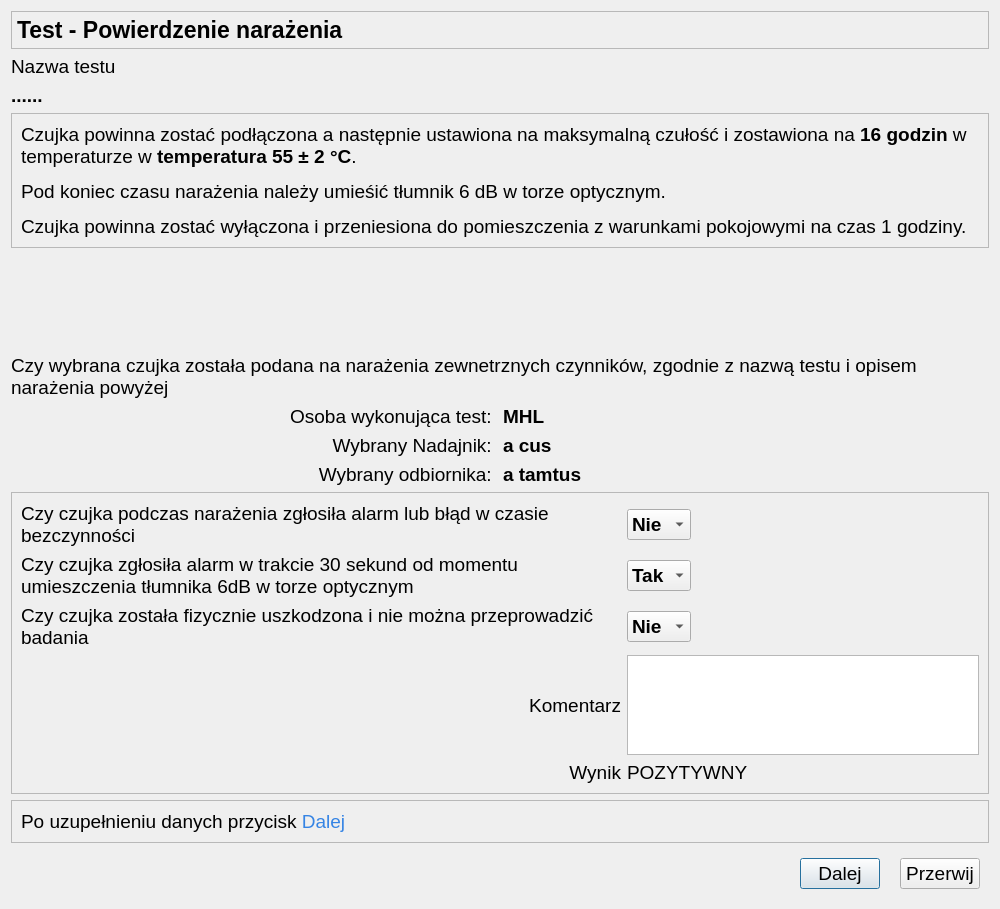
Above: CzujkiLinioweApp/oknopotwierdzenienarazenia.ui from wiacekmarcin/CzujkiLiniowe before the change. Below: the same form after it.
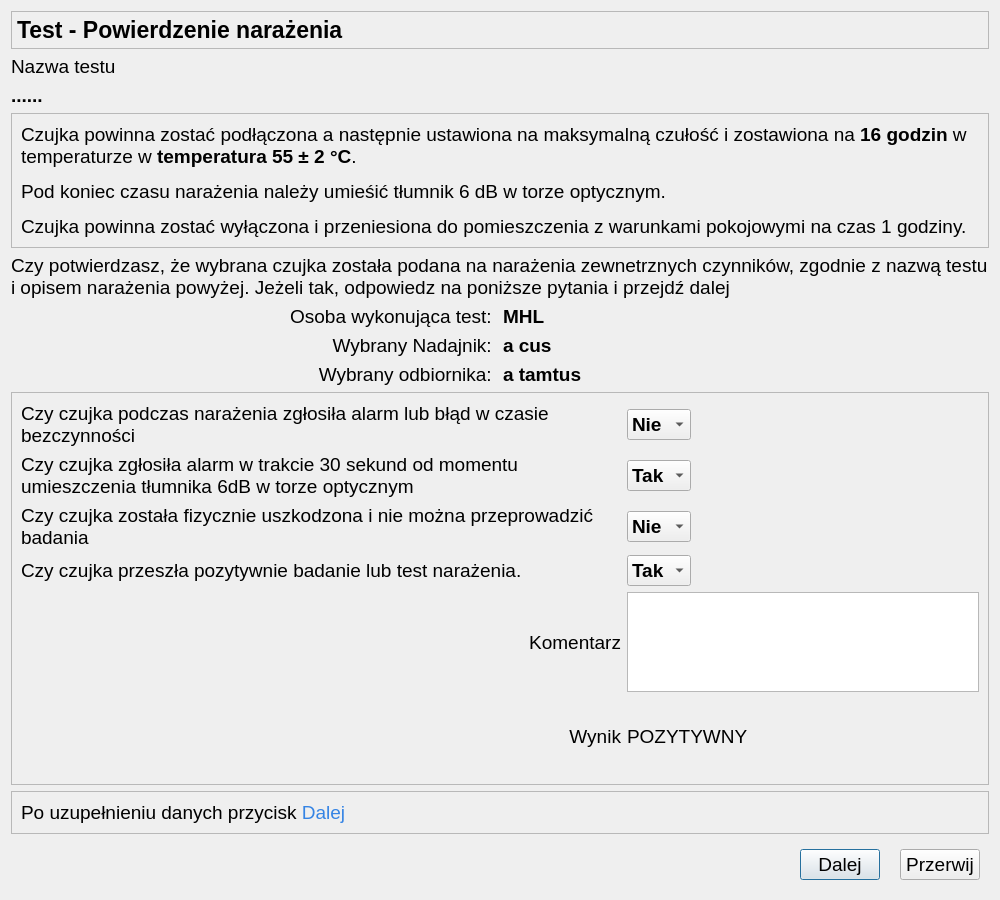
That is the form after the change. Icons and pictures are not drawn.

Commit message: Poprawki i nowy test

Patch:
```diff
--- a/CzujkiLinioweApp/oknopotwierdzenienarazenia.ui
+++ b/CzujkiLinioweApp/oknopotwierdzenienarazenia.ui
@@ -7,7 +7,7 @@
     <x>0</x>
     <y>0</y>
     <width>1000</width>
-    <height>909</height>
+    <height>900</height>
    </rect>
   </property>
   <property name="minimumSize">
@@ -32,37 +32,22 @@
    <string>Parametry Testu - potwierdzenie wykonanych czynności</string>
   </property>
   <layout class="QGridLayout" name="gridLayout">
-   <item row="7" column="0">
-    <widget class="QLabel" name="eTransmitter">
+   <item row="5" column="1">
+    <widget class="QLabel" name="osobaWykonujacaTest">
      <property name="font">
       <font>
        <family>Arial</family>
        <pointsize>14</pointsize>
+       <bold>true</bold>
       </font>
      </property>
      <property name="text">
-      <string>Wybrany Nadajnik: </string>
+      <string>MHL</string>
      </property>
-     <property name="alignment">
-      <set>Qt::AlignRight|Qt::AlignTrailing|Qt::AlignVCenter</set>
-     </property>
     </widget>
    </item>
-   <item row="4" column="0">
-    <spacer name="verticalSpacer">
-     <property name="orientation">
-      <enum>Qt::Vertical</enum>
-     </property>
-     <property name="sizeHint" stdset="0">
-      <size>
-       <width>20</width>
-       <height>40</height>
-      </size>
-     </property>
-    </spacer>
-   </item>
-   <item row="8" column="1">
-    <widget class="QLabel" name="numerReceiver">
+   <item row="6" column="1">
+    <widget class="QLabel" name="numerNadajnika">
      <property name="font">
       <font>
        <family>Arial</family>
@@ -71,10 +56,35 @@
       </font>
      </property>
      <property name="text">
-      <string>a tamtus</string>
+      <string>a cus</string>
      </property>
     </widget>
    </item>
+   <item row="10" column="0" colspan="2">
+    <widget class="QFrame" name="frame_2">
+     <property name="frameShape">
+      <enum>QFrame::StyledPanel</enum>
+     </property>
+     <property name="frameShadow">
+      <enum>QFrame::Raised</enum>
+     </property>
+     <layout class="QHBoxLayout" name="horizontalLayout_2">
+      <item>
+       <widget class="QLabel" name="infonext">
+        <property name="font">
+         <font>
+          <family>Arial</family>
+          <pointsize>14</pointsize>
+         </font>
+        </property>
+        <property name="text">
+         <string>&lt;html&gt;&lt;head/&gt;&lt;body&gt;&lt;p&gt;Po uzupełnieniu danych przycisk&lt;span style=&quot; color:#3584e4;&quot;&gt; Dalej&lt;/span&gt;&lt;/p&gt;&lt;/body&gt;&lt;/html&gt;</string>
+        </property>
+       </widget>
+      </item>
+     </layout>
+    </widget>
+   </item>
    <item row="1" column="0">
     <widget class="QLabel" name="lTestName">
      <property name="font">
@@ -91,35 +101,7 @@
      </property>
     </widget>
    </item>
-   <item row="3" column="0" colspan="2">
-    <widget class="QFrame" name="fr_rozproszoneSwiatlo">
-     <property name="frameShape">
-      <enum>QFrame::StyledPanel</enum>
-     </property>
-     <property name="frameShadow">
-      <enum>QFrame::Raised</enum>
-     </property>
-     <layout class="QHBoxLayout" name="horizontalLayout_4">
-      <item>
-       <widget class="QLabel" name="narazenie">
-        <property name="font">
-         <font>
-          <family>Arial</family>
-          <pointsize>12</pointsize>
-         </font>
-        </property>
-        <property name="text">
-         <string>&lt;html&gt;&lt;head/&gt;&lt;body&gt;&lt;p&gt;&lt;span style=&quot; font-size:14pt;&quot;&gt;Czujka powinna zostać podłączona a następnie ustawiona na maksymalną czułość i zostawiona na &lt;/span&gt;&lt;span style=&quot; font-size:14pt; font-weight:700;&quot;&gt;16 godzin&lt;/span&gt;&lt;span style=&quot; font-size:14pt;&quot;&gt; w temperaturze w &lt;/span&gt;&lt;span style=&quot; font-size:14pt; font-weight:700;&quot;&gt;temperatura 55 ± 2 °C&lt;/span&gt;&lt;span style=&quot; font-size:14pt;&quot;&gt;.&lt;/span&gt;&lt;/p&gt;&lt;p&gt;&lt;span style=&quot; font-size:14pt;&quot;&gt;Pod koniec czasu narażenia należy umieśić tłumnik 6 dB w torze optycznym. &lt;/span&gt;&lt;/p&gt;&lt;p&gt;&lt;span style=&quot; font-size:14pt;&quot;&gt;Czujka powinna zostać wyłączona i przeniesiona do pomieszczenia z warunkami pokojowymi na czas 1 godziny. &lt;/span&gt;&lt;/p&gt;&lt;/body&gt;&lt;/html&gt;</string>
-        </property>
-        <property name="wordWrap">
-         <bool>true</bool>
-        </property>
-       </widget>
-      </item>
-     </layout>
-    </widget>
-   </item>
-   <item row="5" column="0" colspan="2">
+   <item row="4" column="0" colspan="2">
     <widget class="QLabel" name="label_4">
      <property name="font">
       <font>
@@ -128,14 +110,14 @@
       </font>
      </property>
      <property name="text">
-      <string>Czy wybrana czujka została podana na narażenia zewnetrznych czynników, zgodnie z nazwą testu i opisem narażenia powyżej</string>
+      <string>Czy potwierdzasz, że wybrana czujka została podana na narażenia zewnetrznych czynników, zgodnie z nazwą testu i opisem narażenia powyżej. Jeżeli tak, odpowiedz na poniższe pytania i przejdź dalej</string>
      </property>
      <property name="wordWrap">
       <bool>true</bool>
      </property>
     </widget>
    </item>
-   <item row="6" column="0">
+   <item row="5" column="0">
     <widget class="QLabel" name="lOsobaWykonujacaTest">
      <property name="font">
       <font>
@@ -151,7 +133,57 @@
      </property>
     </widget>
    </item>
-   <item row="12" column="0" colspan="2">
+   <item row="0" column="0" colspan="2">
+    <widget class="QFrame" name="frame">
+     <property name="maximumSize">
+      <size>
+       <width>16777215</width>
+       <height>40</height>
+      </size>
+     </property>
+     <property name="frameShape">
+      <enum>QFrame::StyledPanel</enum>
+     </property>
+     <property name="frameShadow">
+      <enum>QFrame::Raised</enum>
+     </property>
+     <layout class="QHBoxLayout" name="horizontalLayout">
+      <property name="leftMargin">
+       <number>5</number>
+      </property>
+      <property name="topMargin">
+       <number>5</number>
+      </property>
+      <property name="rightMargin">
+       <number>5</number>
+      </property>
+      <property name="bottomMargin">
+       <number>5</number>
+      </property>
+      <item>
+       <widget class="QLabel" name="title">
+        <property name="maximumSize">
+         <size>
+          <width>16777215</width>
+          <height>45</height>
+         </size>
+        </property>
+        <property name="font">
+         <font>
+          <family>Arial</family>
+          <pointsize>17</pointsize>
+          <bold>true</bold>
+         </font>
+        </property>
+        <property name="text">
+         <string>Test - Powierdzenie narażenia</string>
+        </property>
+       </widget>
+      </item>
+     </layout>
+    </widget>
+   </item>
+   <item row="11" column="0" colspan="2">
     <widget class="QWidget" name="widget" native="true">
      <layout class="QHBoxLayout" name="horizontalLayout_3">
       <property name="spacing">
@@ -195,33 +227,8 @@
      </layout>
     </widget>
    </item>
-   <item row="11" column="0" colspan="2">
-    <widget class="QFrame" name="frame_2">
-     <property name="frameShape">
-      <enum>QFrame::StyledPanel</enum>
-     </property>
-     <property name="frameShadow">
-      <enum>QFrame::Raised</enum>
-     </property>
-     <layout class="QHBoxLayout" name="horizontalLayout_2">
-      <item>
-       <widget class="QLabel" name="infonext">
-        <property name="font">
-         <font>
-          <family>Arial</family>
-          <pointsize>14</pointsize>
-         </font>
-        </property>
-        <property name="text">
-         <string>&lt;html&gt;&lt;head/&gt;&lt;body&gt;&lt;p&gt;Po uzupełnieniu danych przycisk&lt;span style=&quot; color:#3584e4;&quot;&gt; Dalej&lt;/span&gt;&lt;/p&gt;&lt;/body&gt;&lt;/html&gt;</string>
-        </property>
-       </widget>
-      </item>
-     </layout>
-    </widget>
-   </item>
    <item row="7" column="1">
-    <widget class="QLabel" name="numerNadajnika">
+    <widget class="QLabel" name="numerReceiver">
      <property name="font">
       <font>
        <family>Arial</family>
@@ -230,10 +237,38 @@
       </font>
      </property>
      <property name="text">
-      <string>a cus</string>
+      <string>a tamtus</string>
      </property>
     </widget>
    </item>
+   <item row="3" column="0" colspan="2">
+    <widget class="QFrame" name="fr_rozproszoneSwiatlo">
+     <property name="frameShape">
+      <enum>QFrame::StyledPanel</enum>
+     </property>
+     <property name="frameShadow">
+      <enum>QFrame::Raised</enum>
+     </property>
+     <layout class="QHBoxLayout" name="horizontalLayout_4">
+      <item>
+       <widget class="QLabel" name="narazenie">
+        <property name="font">
+         <font>
+          <family>Arial</family>
+          <pointsize>12</pointsize>
+         </font>
+        </property>
+        <property name="text">
+         <string>&lt;html&gt;&lt;head/&gt;&lt;body&gt;&lt;p&gt;&lt;span style=&quot; font-size:14pt;&quot;&gt;Czujka powinna zostać podłączona a następnie ustawiona na maksymalną czułość i zostawiona na &lt;/span&gt;&lt;span style=&quot; font-size:14pt; font-weight:700;&quot;&gt;16 godzin&lt;/span&gt;&lt;span style=&quot; font-size:14pt;&quot;&gt; w temperaturze w &lt;/span&gt;&lt;span style=&quot; font-size:14pt; font-weight:700;&quot;&gt;temperatura 55 ± 2 °C&lt;/span&gt;&lt;span style=&quot; font-size:14pt;&quot;&gt;.&lt;/span&gt;&lt;/p&gt;&lt;p&gt;&lt;span style=&quot; font-size:14pt;&quot;&gt;Pod koniec czasu narażenia należy umieśić tłumnik 6 dB w torze optycznym. &lt;/span&gt;&lt;/p&gt;&lt;p&gt;&lt;span style=&quot; font-size:14pt;&quot;&gt;Czujka powinna zostać wyłączona i przeniesiona do pomieszczenia z warunkami pokojowymi na czas 1 godziny. &lt;/span&gt;&lt;/p&gt;&lt;/body&gt;&lt;/html&gt;</string>
+        </property>
+        <property name="wordWrap">
+         <bool>true</bool>
+        </property>
+       </widget>
+      </item>
+     </layout>
+    </widget>
+   </item>
    <item row="2" column="0" colspan="2">
     <widget class="QLabel" name="testName">
      <property name="font">
@@ -248,7 +283,7 @@
      </property>
     </widget>
    </item>
-   <item row="8" column="0">
+   <item row="7" column="0">
     <widget class="QLabel" name="eReceiver">
      <property name="font">
       <font>
@@ -264,71 +299,7 @@
      </property>
     </widget>
    </item>
-   <item row="6" column="1">
-    <widget class="QLabel" name="osobaWykonujacaTest">
-     <property name="font">
-      <font>
-       <family>Arial</family>
-       <pointsize>14</pointsize>
-       <bold>true</bold>
-      </font>
-     </property>
-     <property name="text">
-      <string>MHL</string>
-     </property>
-    </widget>
-   </item>
-   <item row="0" column="0" colspan="2">
-    <widget class="QFrame" name="frame">
-     <property name="maximumSize">
-      <size>
-       <width>16777215</width>
-       <height>40</height>
-      </size>
-     </property>
-     <property name="frameShape">
-      <enum>QFrame::StyledPanel</enum>
-     </property>
-     <property name="frameShadow">
-      <enum>QFrame::Raised</enum>
-     </property>
-     <layout class="QHBoxLayout" name="horizontalLayout">
-      <property name="leftMargin">
-       <number>5</number>
-      </property>
-      <property name="topMargin">
-       <number>5</number>
-      </property>
-      <property name="rightMargin">
-       <number>5</number>
-      </property>
-      <property name="bottomMargin">
-       <number>5</number>
-      </property>
-      <item>
-       <widget class="QLabel" name="title">
-        <property name="maximumSize">
-         <size>
-          <width>16777215</width>
-          <height>45</height>
-         </size>
-        </property>
-        <property name="font">
-         <font>
-          <family>Arial</family>
-          <pointsize>17</pointsize>
-          <bold>true</bold>
-         </font>
-        </property>
-        <property name="text">
-         <string>Test - Powierdzenie narażenia</string>
-        </property>
-       </widget>
-      </item>
-     </layout>
-    </widget>
-   </item>
-   <item row="9" column="0" colspan="2">
+   <item row="8" column="0" colspan="2">
     <widget class="QFrame" name="frame_potwierdzenienarazenia">
      <property name="frameShape">
       <enum>QFrame::StyledPanel</enum>
@@ -506,6 +477,51 @@
        </layout>
       </item>
       <item row="3" column="0">
+       <widget class="QLabel" name="etCzujkaOk">
+        <property name="text">
+         <string>Czy czujka przeszła pozytywnie badanie lub test narażenia.</string>
+        </property>
+       </widget>
+      </item>
+      <item row="3" column="1">
+       <layout class="QHBoxLayout" name="horizontalLayout_62">
+        <item>
+         <widget class="QComboBox" name="cbCzujkaOk">
+          <property name="font">
+           <font>
+            <family>Arial</family>
+            <pointsize>14</pointsize>
+            <bold>true</bold>
+           </font>
+          </property>
+          <item>
+           <property name="text">
+            <string>Tak</string>
+           </property>
+          </item>
+          <item>
+           <property name="text">
+            <string>Nie</string>
+           </property>
+          </item>
+         </widget>
+        </item>
+        <item>
+         <spacer name="horizontalSpacer_32">
+          <property name="orientation">
+           <enum>Qt::Horizontal</enum>
+          </property>
+          <property name="sizeHint" stdset="0">
+           <size>
+            <width>40</width>
+            <height>20</height>
+           </size>
+          </property>
+         </spacer>
+        </item>
+       </layout>
+      </item>
+      <item row="4" column="0">
        <widget class="QLabel" name="label_3">
         <property name="font">
          <font>
@@ -521,7 +537,7 @@
         </property>
        </widget>
       </item>
-      <item row="3" column="1">
+      <item row="4" column="1">
        <widget class="QPlainTextEdit" name="komentarz">
         <property name="maximumSize">
          <size>
@@ -531,7 +547,7 @@
         </property>
        </widget>
       </item>
-      <item row="4" column="0">
+      <item row="5" column="0">
        <widget class="QLabel" name="etWynik">
         <property name="font">
          <font>
@@ -547,7 +563,7 @@
         </property>
        </widget>
       </item>
-      <item row="4" column="1">
+      <item row="5" column="1">
        <widget class="QLabel" name="wynik_narazenia">
         <property name="font">
          <font>
@@ -563,6 +579,22 @@
      </layout>
     </widget>
    </item>
+   <item row="6" column="0">
+    <widget class="QLabel" name="eTransmitter">
+     <property name="font">
+      <font>
+       <family>Arial</family>
+       <pointsize>14</pointsize>
+      </font>
+     </property>
+     <property name="text">
+      <string>Wybrany Nadajnik: </string>
+     </property>
+     <property name="alignment">
+      <set>Qt::AlignRight|Qt::AlignTrailing|Qt::AlignVCenter</set>
+     </property>
+    </widget>
+   </item>
   </layout>
  </widget>
  <resources/>
```
The commit also changes 15 other files.
